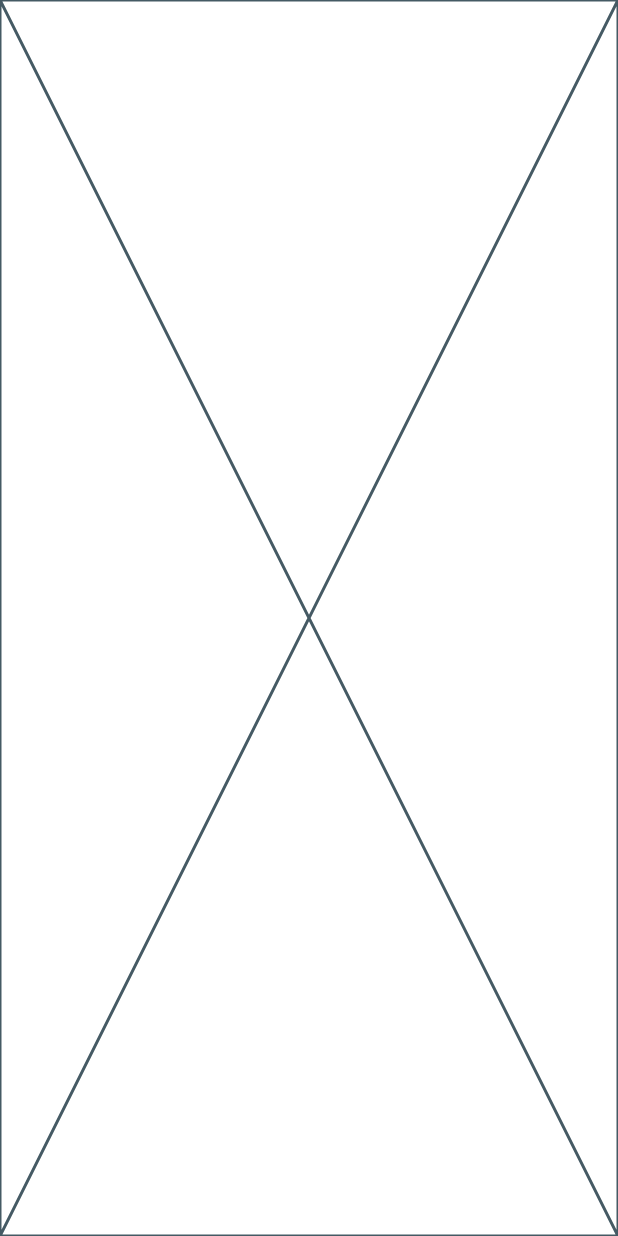
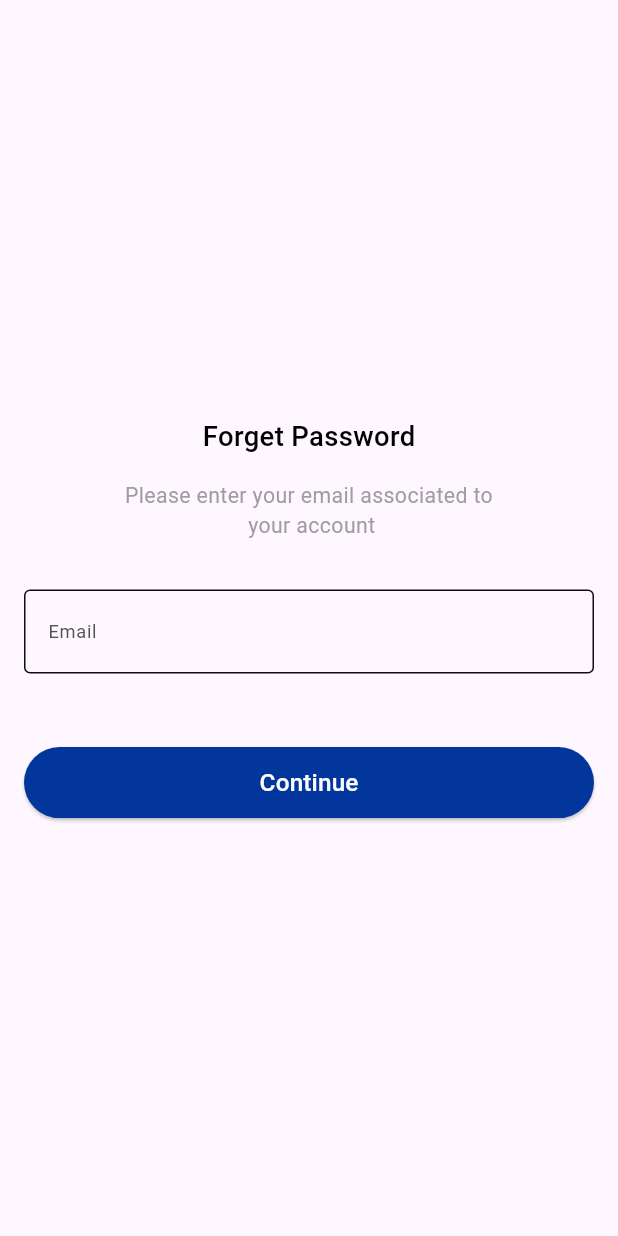
Before and after one commit to MuhamedUssama/Online-Exam-App, a Flutter app: the screen it shows after launch, on a phone screen of 412 x 824 dp. Run offline on Flutter 3.47's test engine with Material 3 defaults, Android fonts, the phone set to English and light mode, and no system bars; our stand-ins replace connectivity_plus, dio, equatable, flutter_bloc, flutter_screenutil, flutter_secure_storage and 3 more.

Commit message:
Created forget password screen

```diff
--- a/lib/features/forget_password/presentation/forget_password_screen.dart
+++ b/lib/features/forget_password/presentation/forget_password_screen.dart
@@ -1,10 +1,117 @@
 import 'package:flutter/material.dart';
+import 'package:flutter_screenutil/flutter_screenutil.dart';
+import 'package:online_exam_app/config/theme/app_colors.dart';
 
-class ForgetPasswordScreen extends StatelessWidget {
+import '../../../core/di/di.dart';
+import 'view_models/forget_password_view_model/forget_password_view_model.dart';
+
+class ForgetPasswordScreen extends StatefulWidget {
   const ForgetPasswordScreen({super.key});
 
   @override
+  State<ForgetPasswordScreen> createState() => _ForgetPasswordScreenState();
+}
+
+class _ForgetPasswordScreenState extends State<ForgetPasswordScreen> {
+  ForgetPasswordViewModel viewModel = getIt.get<ForgetPasswordViewModel>();
+  @override
+  void dispose() {
+    viewModel.emailController.dispose();
+    super.dispose();
+  }
+
+  @override
   Widget build(BuildContext context) {
-    return const Placeholder();
+    double width = MediaQuery.of(context).size.width;
+    return Scaffold(
+      body: Padding(
+        padding: const EdgeInsets.all(16),
+        child: Column(
+          mainAxisAlignment: MainAxisAlignment.center,
+          crossAxisAlignment: CrossAxisAlignment.center,
+          children: [
+            Text(
+              'Forget Password',
+              style: TextStyle(
+                color: Colors.black,
+                fontSize: 18.sp,
+                fontWeight: FontWeight.w500,
+              ),
+            ),
+            SizedBox(height: 16.h),
+            Text(
+              'Please enter your email associated to\n your account',
+              style: TextStyle(
+                color: Colors.grey,
+                fontSize: 14.sp,
+                fontWeight: FontWeight.w400,
+              ),
+              textAlign: TextAlign.center,
+            ),
+            SizedBox(height: 32.h),
+            Form(
+              key: viewModel.formKey,
+              child: TextFormField(
+                controller: viewModel.emailController,
+                validator: (value) {
+                  if (value == null || value.trim().isEmpty) {
+                    return "Please enter your email address";
+                  }
+
+                  return null;
+                },
+                decoration: InputDecoration(
+                  labelText: 'Email',
+                  labelStyle: TextStyle(
+                    color: ColorsManager.grey,
+                    fontSize: 12.sp,
+                    fontWeight: FontWeight.w400,
+                  ),
+                  hintText: 'Enter Your Email',
+                  hintStyle: TextStyle(
+                    color: ColorsManager.placeHolder,
+                    fontSize: 14.sp,
+                    fontWeight: FontWeight.w400,
+                  ),
+                  enabledBorder: OutlineInputBorder(
+                    borderSide: const BorderSide(
+                      color: ColorsManager.baseBlack,
+                      width: 1,
+                    ),
+                    borderRadius: BorderRadius.circular(4.r),
+                  ),
+                  focusedBorder: OutlineInputBorder(
+                    borderSide: const BorderSide(
+                      color: ColorsManager.baseBlack,
+                      width: 1,
+                    ),
+                    borderRadius: BorderRadius.circular(4.r),
+                  ),
+                ),
+              ),
+            ),
+            SizedBox(height: 48.h),
+            ElevatedButton(
+              onPressed: () async {
+                await viewModel.forgetPassword();
+              },
+              style: ElevatedButton.styleFrom(
+                backgroundColor: ColorsManager.baseBlue,
+                fixedSize: Size.fromWidth(width),
+                padding: EdgeInsetsDirectional.symmetric(vertical: 12.h),
+              ),
+              child: Text(
+                'Continue',
+                style: TextStyle(
+                  color: Colors.white,
+                  fontSize: 16.sp,
+                  fontWeight: FontWeight.w500,
+                ),
+              ),
+            ),
+          ],
+        ),
+      ),
+    );
   }
 }
```
